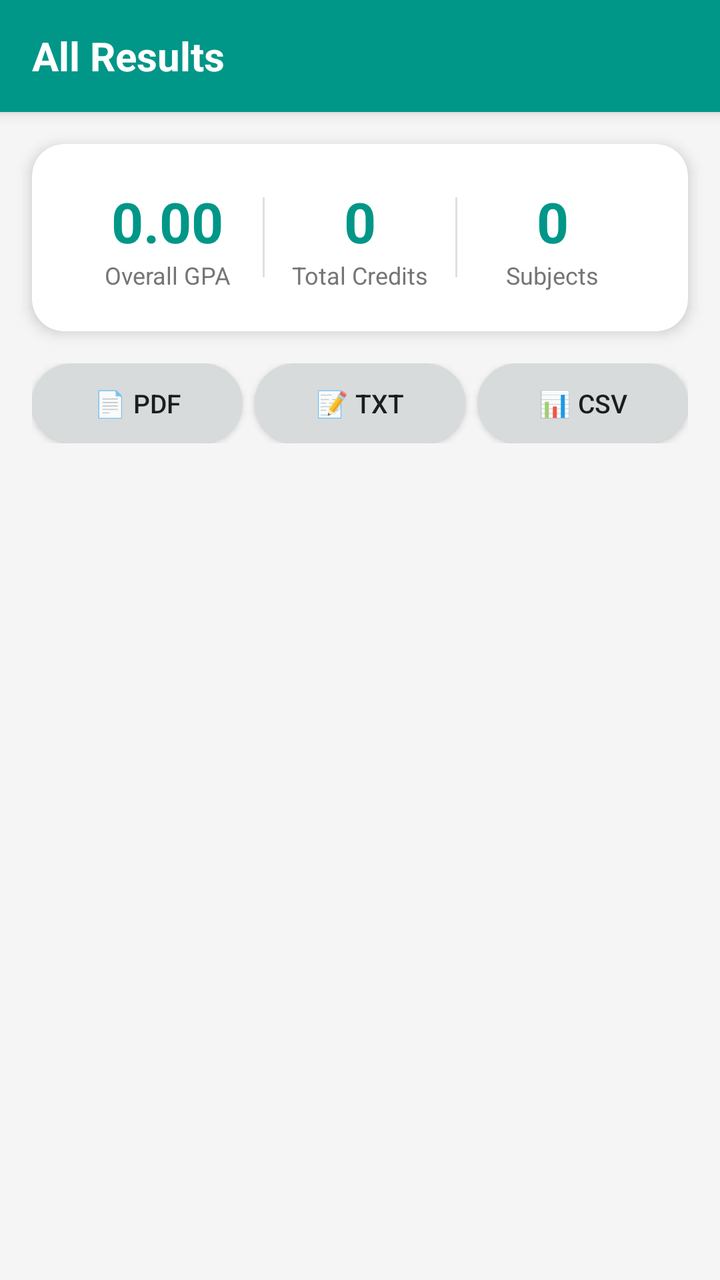
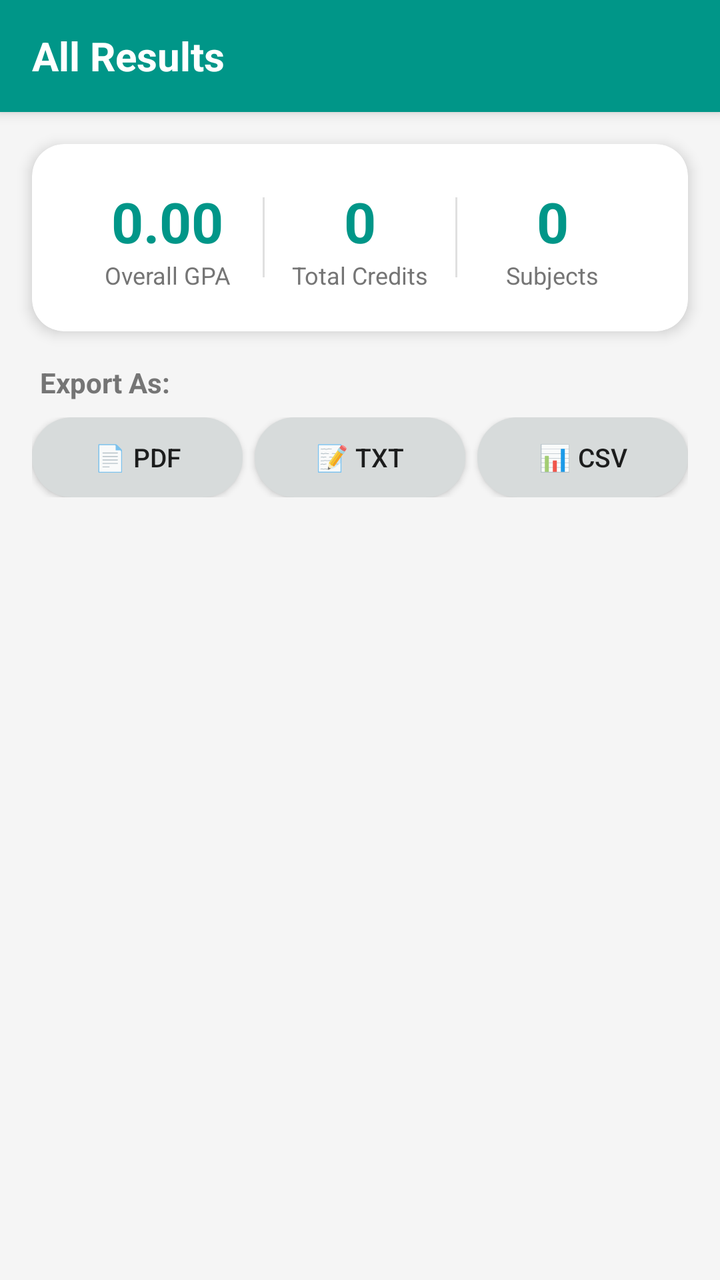

Two renders of the same Android screen: before a commit and after it. Below are the layout's source before the change and the commit's diff.
<!-- AndroidManifest.xml: application theme Theme.AppCompat.Light.NoActionBar -->
<!-- res/layout/activity_all_results.xml -->
<?xml version="1.0" encoding="utf-8"?>
<LinearLayout
    xmlns:android="http://schemas.android.com/apk/res/android"
    android:layout_width="match_parent"
    android:layout_height="match_parent"
    android:orientation="vertical"
    android:background="#F5F5F5">

    
    <androidx.appcompat.widget.Toolbar
        android:id="@+id/toolbar"
        android:layout_width="match_parent"
        android:layout_height="?attr/actionBarSize"
        android:background="@color/primary"
        android:elevation="4dp">

        <TextView
            android:layout_width="wrap_content"
            android:layout_height="wrap_content"
            android:text="All Results"
            android:textColor="@android:color/white"
            android:textSize="20sp"
            android:textStyle="bold" />

    </androidx.appcompat.widget.Toolbar>

    
    <androidx.cardview.widget.CardView
        android:layout_width="match_parent"
        android:layout_height="wrap_content"
        android:layout_margin="16dp"
        app:cardCornerRadius="16dp"
        app:cardElevation="4dp"
        app:cardBackgroundColor="@android:color/white"
        xmlns:app="http://schemas.android.com/apk/res-auto">

        <LinearLayout
            android:layout_width="match_parent"
            android:layout_height="wrap_content"
            android:orientation="horizontal"
            android:padding="20dp">

            <LinearLayout
                android:layout_width="0dp"
                android:layout_height="wrap_content"
                android:layout_weight="1"
                android:gravity="center"
                android:orientation="vertical">

                <TextView
                    android:id="@+id/tv_summary_gpa"
                    android:layout_width="wrap_content"
                    android:layout_height="wrap_content"
                    android:text="0.00"
                    android:textSize="28sp"
                    android:textStyle="bold"
                    android:textColor="@color/primary" />

                <TextView
                    android:layout_width="wrap_content"
                    android:layout_height="wrap_content"
                    android:text="Overall GPA"
                    android:textSize="12sp"
                    android:textColor="#757575" />
            </LinearLayout>

            <View
                android:layout_width="1dp"
                android:layout_height="40dp"
                android:layout_gravity="center_vertical"
                android:background="#E0E0E0" />

            <LinearLayout
                android:layout_width="0dp"
                android:layout_height="wrap_content"
                android:layout_weight="1"
                android:gravity="center"
                android:orientation="vertical">

                <TextView
                    android:id="@+id/tv_summary_credits"
                    android:layout_width="wrap_content"
                    android:layout_height="wrap_content"
                    android:text="0"
                    android:textSize="28sp"
                    android:textStyle="bold"
                    android:textColor="@color/primary" />

                <TextView
                    android:layout_width="wrap_content"
                    android:layout_height="wrap_content"
                    android:text="Total Credits"
                    android:textSize="12sp"
                    android:textColor="#757575" />
            </LinearLayout>

            <View
                android:layout_width="1dp"
                android:layout_height="40dp"
                android:layout_gravity="center_vertical"
                android:background="#E0E0E0" />

            <LinearLayout
                android:layout_width="0dp"
                android:layout_height="wrap_content"
                android:layout_weight="1"
                android:gravity="center"
                android:orientation="vertical">

                <TextView
                    android:id="@+id/tv_summary_subjects"
                    android:layout_width="wrap_content"
                    android:layout_height="wrap_content"
                    android:text="0"
                    android:textSize="28sp"
                    android:textStyle="bold"
                    android:textColor="@color/primary" />

                <TextView
                    android:layout_width="wrap_content"
                    android:layout_height="wrap_content"
                    android:text="Subjects"
                    android:textSize="12sp"
                    android:textColor="#757575" />
            </LinearLayout>

        </LinearLayout>
    </androidx.cardview.widget.CardView>

    
    <LinearLayout
        android:layout_width="match_parent"
        android:layout_height="wrap_content"
        android:orientation="horizontal"
        android:paddingStart="16dp"
        android:paddingEnd="16dp"
        android:paddingBottom="12dp">

        <Button
            android:id="@+id/btn_export_pdf"
            android:layout_width="0dp"
            android:layout_height="40dp"
            android:layout_weight="1"
            android:layout_marginEnd="6dp"
            android:text="📄 PDF"
            android:textAllCaps="false"
            android:textSize="13sp"
            android:background="@drawable/secondary_btn" />

        <Button
            android:id="@+id/btn_export_txt"
            android:layout_width="0dp"
            android:layout_height="40dp"
            android:layout_weight="1"
            android:layout_marginEnd="6dp"
            android:text="📝 TXT"
            android:textAllCaps="false"
            android:textSize="13sp"
            android:background="@drawable/secondary_btn" />

        <Button
            android:id="@+id/btn_export_csv"
            android:layout_width="0dp"
            android:layout_height="40dp"
            android:layout_weight="1"
            android:text="📊 CSV"
            android:textAllCaps="false"
            android:textSize="13sp"
            android:background="@drawable/secondary_btn" />

    </LinearLayout>

    
    <ScrollView
        android:layout_width="match_parent"
        android:layout_height="0dp"
        android:layout_weight="1">

        <LinearLayout
            android:id="@+id/container_results"
            android:layout_width="match_parent"
            android:layout_height="wrap_content"
            android:orientation="vertical"
            android:paddingStart="16dp"
            android:paddingEnd="16dp"
            android:paddingBottom="24dp" />

    </ScrollView>

</LinearLayout>
<!-- resources referenced by this layout -->
<resources>
  <color name="primary">#009688</color>
  <!-- drawable secondary_btn (drawable) -->
  <shape xmlns:android="http://schemas.android.com/apk/res/android">
      <solid android:color="#d7dbdb"/>
      <corners android:radius="60dp"/>
  </shape>
</resources>

<!-- the commit's change to res/layout/activity_all_results.xml (unified diff, before → after) -->
@@ -1,6 +1,7 @@
 <?xml version="1.0" encoding="utf-8"?>
 <LinearLayout
     xmlns:android="http://schemas.android.com/apk/res/android"
+    xmlns:app="http://schemas.android.com/apk/res-auto"
     android:layout_width="match_parent"
     android:layout_height="match_parent"
     android:orientation="vertical"
@@ -12,6 +13,8 @@
         android:layout_width="match_parent"
         android:layout_height="?attr/actionBarSize"
         android:background="@color/primary"
+        android:theme="@style/ThemeOverlay.AppCompat.Dark.ActionBar"
+        app:popupTheme="@style/ThemeOverlay.AppCompat.Light"
         android:elevation="4dp">
 
         <TextView
@@ -31,8 +34,7 @@
         android:layout_margin="16dp"
         app:cardCornerRadius="16dp"
         app:cardElevation="4dp"
-        app:cardBackgroundColor="@android:color/white"
-        xmlns:app="http://schemas.android.com/apk/res-auto">
+        app:cardBackgroundColor="@android:color/white">
 
         <LinearLayout
             android:layout_width="match_parent"
@@ -131,43 +133,58 @@
     <LinearLayout
         android:layout_width="match_parent"
         android:layout_height="wrap_content"
-        android:orientation="horizontal"
+        android:orientation="vertical"
         android:paddingStart="16dp"
         android:paddingEnd="16dp"
         android:paddingBottom="12dp">
 
-        <Button
-            android:id="@+id/btn_export_pdf"
-            android:layout_width="0dp"
-            android:layout_height="40dp"
-            android:layout_weight="1"
-            android:layout_marginEnd="6dp"
-            android:text="📄 PDF"
-            android:textAllCaps="false"
-            android:textSize="13sp"
-            android:background="@drawable/secondary_btn" />
-
-        <Button
-            android:id="@+id/btn_export_txt"
-            android:layout_width="0dp"
-            android:layout_height="40dp"
-            android:layout_weight="1"
-            android:layout_marginEnd="6dp"
-            android:text="📝 TXT"
-            android:textAllCaps="false"
-            android:textSize="13sp"
-            android:background="@drawable/secondary_btn" />
-
-        <Button
-            android:id="@+id/btn_export_csv"
-            android:layout_width="0dp"
-            android:layout_height="40dp"
-            android:layout_weight="1"
-            android:text="📊 CSV"
-            android:textAllCaps="false"
-            android:textSize="13sp"
-            android:background="@drawable/secondary_btn" />
-
+        <TextView
+            android:layout_width="wrap_content"
+            android:layout_height="wrap_content"
+            android:text="Export As:"
+            android:textSize="14sp"
+            android:textColor="#757575"
+            android:textStyle="bold"
+            android:layout_marginBottom="8dp"
+            android:paddingStart="4dp" />
+
+        <LinearLayout
+            android:layout_width="match_parent"
+            android:layout_height="wrap_content"
+            android:orientation="horizontal">
+
+            <Button
+                android:id="@+id/btn_export_pdf"
+                android:layout_width="0dp"
+                android:layout_height="40dp"
+                android:layout_weight="1"
+                android:layout_marginEnd="6dp"
+                android:text="📄 PDF"
+                android:textAllCaps="false"
+                android:textSize="13sp"
+                android:background="@drawable/secondary_btn" />
+
+            <Button
+                android:id="@+id/btn_export_txt"
+                android:layout_width="0dp"
+                android:layout_height="40dp"
+                android:layout_weight="1"
+                android:layout_marginEnd="6dp"
+                android:text="📝 TXT"
+                android:textAllCaps="false"
+                android:textSize="13sp"
+                android:background="@drawable/secondary_btn" />
+
+            <Button
+                android:id="@+id/btn_export_csv"
+                android:layout_width="0dp"
+                android:layout_height="40dp"
+                android:layout_weight="1"
+                android:text="📊 CSV"
+                android:textAllCaps="false"
+                android:textSize="13sp"
+                android:background="@drawable/secondary_btn" />
+        </LinearLayout>
     </LinearLayout>
 
     
